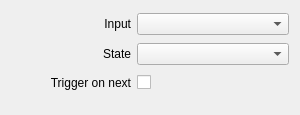
Above: src/Widgets/Inspector/Atem/InspectorAtemAudioInputStateWidget.ui from CasparCG/client before the change. Below: the same form after it.
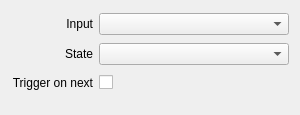
That is the form after the change.

Commit message: Remove minimumSize constraint from labels

Diff of the .ui file:
```diff
--- a/src/Widgets/Inspector/Atem/InspectorAtemAudioInputStateWidget.ui
+++ b/src/Widgets/Inspector/Atem/InspectorAtemAudioInputStateWidget.ui
@@ -22,12 +22,6 @@
    </property>
    <item row="0" column="0">
     <widget class="QLabel" name="labelInput">
-     <property name="minimumSize">
-      <size>
-       <width>120</width>
-       <height>0</height>
-      </size>
-     </property>
      <property name="text">
       <string>Input</string>
      </property>
@@ -75,12 +69,6 @@
    </item>
    <item row="1" column="0">
     <widget class="QLabel" name="labelState">
-     <property name="minimumSize">
-      <size>
-       <width>120</width>
-       <height>0</height>
-      </size>
-     </property>
      <property name="text">
       <string>State</string>
      </property>
@@ -101,12 +89,6 @@
    </item>
    <item row="2" column="0">
     <widget class="QLabel" name="labelTriggerOnNext">
-     <property name="minimumSize">
-      <size>
-       <width>120</width>
-       <height>0</height>
-      </size>
-     </property>
      <property name="text">
       <string>Trigger on next</string>
      </property>
```
The commit also changes 53 other files.
